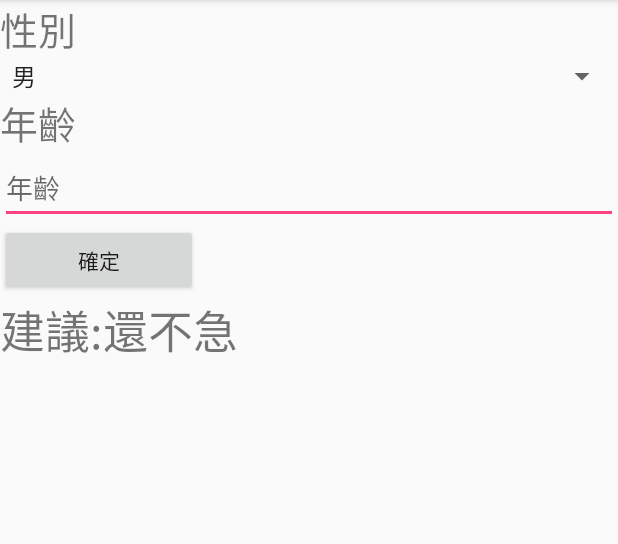
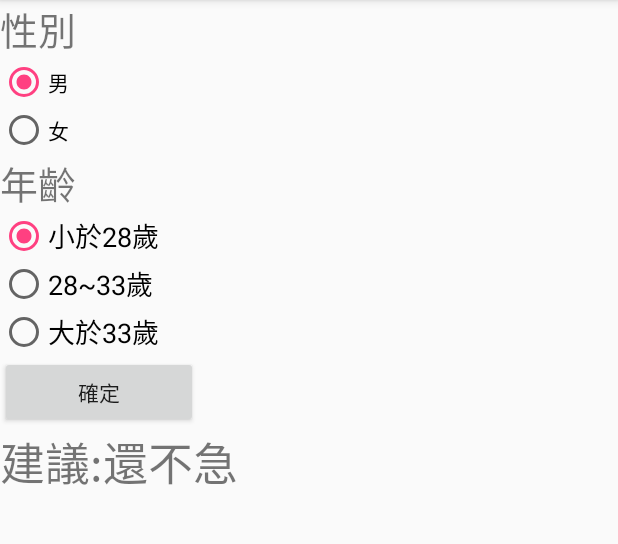
Before and after one commit to grape31417/Learning-Android, an Android app: the screen it shows after launch (MainActivity), after a tap on "確定", on a phone screen of 412 x 824 dp, the part 84-628 px from its top. Run offline under Robolectric (Android 15) with nearby library versions, the phone set to English and light mode, and no system bars.

Commit message:
fistapp 婚姻建議  :radiobutton

```diff
--- a/myfirstapp/app/src/main/java/com/example/bluedream/myfirstapp/MainActivity.java
+++ b/myfirstapp/app/src/main/java/com/example/bluedream/myfirstapp/MainActivity.java
@@ -1,5 +1,6 @@
 package com.example.bluedream.myfirstapp;
 
+import android.support.annotation.IdRes;
 import android.support.v7.app.AppCompatActivity;
 import android.os.Bundle;
 import android.util.Log;
@@ -7,6 +8,8 @@ import android.view.View;
 import android.widget.AdapterView;
 import android.widget.Button;
 import android.widget.EditText;
+import android.widget.RadioButton;
+import android.widget.RadioGroup;
 import android.widget.Spinner;
 import android.widget.TextView;
 
@@ -14,8 +17,9 @@ public class MainActivity extends AppCompatActivity {
     EditText mEdtSex,mEdtAge;
     TextView mTxtR;
     Button mBtnok;
-    private Spinner mSpnSex;
-    private String msSex;
+    private RadioGroup mRadGrpSex,mRadGrpAge;
+    private RadioButton mRadBtnAgeRange1,mRadBtnAgeRange2,mRadBtnAgeRange3;
+
 
 
     @Override
@@ -23,12 +27,16 @@ public class MainActivity extends AppCompatActivity {
         super.onCreate(savedInstanceState);
         setContentView(R.layout.activity_main);
 
-        mEdtAge=(EditText)findViewById(R.id.edtAge);
-        //mEdtSex=(EditText)findViewById(R.id.edtAge);
+
         mBtnok=(Button)findViewById(R.id.btnOK);
         mTxtR=(TextView)findViewById(R.id.txtR);
-        mSpnSex=(Spinner)findViewById(R.id.spnSex);
-        mSpnSex.setOnItemSelectedListener(spnSexonItemSelectedListener);
+        mRadGrpAge=(RadioGroup)findViewById(R.id.radGrpAge) ;
+        mRadGrpSex=(RadioGroup)findViewById(R.id.radGrpSex) ;
+        mRadBtnAgeRange1=(RadioButton) findViewById(R.id.radBtnAgeRange1);
+        mRadBtnAgeRange2=(RadioButton) findViewById(R.id.radBtnAgeRange2);
+        mRadBtnAgeRange3=(RadioButton) findViewById(R.id.radBtnAgeRange3);
+        mRadGrpSex.setOnCheckedChangeListener(radGrpSexOnCheckChange);
+
 
         mBtnok.setOnClickListener(btnOKOnClick);
 
@@ -38,56 +46,43 @@ public class MainActivity extends AppCompatActivity {
    private  View.OnClickListener btnOKOnClick=new View.OnClickListener() {
        @Override
        public void onClick(View v) {
-           //String strSex=mEdtSex.getText().toString();
-           int iAge=Integer.parseInt(mEdtAge.getText().toString());
            String  strSug =getString(R.string.suggestion);
-           if (msSex.equals(getString(R.string.sex_male))) {
-               if (iAge < 28) {
-                   strSug += getString(R.string.sug_not_hurry);
-                   Log.d("Marrisug", "man,don't hurry");
-               } else if (iAge > 33) {
-                   strSug += getString(R.string.sug_get_married);
-                   Log.d("Marrisug", "man, hurry to get married!");
-               } else {
-                   strSug += getString(R.string.sug_find_couple);
-                   Log.d("Marrisug", "man,start to find girl friend");
-               }
+           switch (mRadGrpAge.getCheckedRadioButtonId())
+           {
+               case R.id.radBtnAgeRange1:
+                   strSug+=getString(R.string.sug_not_hurry);
+                   break;
+               case R.id.radBtnAgeRange2:
+                   strSug+=getString(R.string.sug_find_couple);
+                   break;
+               case R.id.radBtnAgeRange3:
+                   strSug+=getString(R.string.sug_get_married);
+                   break;
+
            }
-           else{
-               if (iAge < 28)
-               {
-                   strSug += getString(R.string.sug_not_hurry);
-                   Log.d("Marrisug", "woman,don't hurry");
-               }
-               else if (iAge > 33)
-               {
-                   strSug += getString(R.string.sug_get_married);
-                   Log.d("Marrisug", "woman, hurry to get married!");
-               }
-               else
-               {
-                   strSug += getString(R.string.sug_find_couple);
-                   Log.d("Marrisug", "woman,start to find boy friend");
-               }
-           }
-
-           mTxtR.setText(strSug);
+        mTxtR.setText(strSug);
 
        }
    };
 
-    private AdapterView.OnItemSelectedListener spnSexonItemSelectedListener = new AdapterView.OnItemSelectedListener() {
+private RadioGroup.OnCheckedChangeListener radGrpSexOnCheckChange =new RadioGroup.OnCheckedChangeListener() {
+    @Override
+    public void onCheckedChanged(RadioGroup group, @IdRes int checkedId) {
+        if (checkedId==R.id.radBtnMale)
+        {
+            mRadBtnAgeRange1.setText(getString(R.string.male_age_range1));
+            mRadBtnAgeRange2.setText(getString(R.string.male_age_range2));
+            mRadBtnAgeRange3.setText(getString(R.string.male_age_range3));
+        }
+        else
+        {
+            mRadBtnAgeRange1.setText(getString(R.string.female_age_range1));
+            mRadBtnAgeRange2.setText(getString(R.string.female_age_range2));
+            mRadBtnAgeRange3.setText(getString(R.string.female_age_range3));
 
-       @Override
-       public void onItemSelected(AdapterView<?> parent, View view, int position, long id) {
+        }
 
-           msSex =parent.getSelectedItem().toString();
-       }
-
-       @Override
-       public void onNothingSelected(AdapterView<?> parent) {
-
-       }
-   };
+    }
+};
 
 }
--- a/myfirstapp/app/src/main/res/layout/activity_main.xml
+++ b/myfirstapp/app/src/main/res/layout/activity_main.xml
@@ -15,13 +15,26 @@
         android:text="性別"
         android:textSize="25sp" />
 
-    <Spinner
-        android:id="@+id/spnSex"
-        android:layout_width="match_parent"
+    <RadioGroup
+        android:id="@+id/radGrpSex"
+        android:layout_width="wrap_content"
         android:layout_height="wrap_content"
-        android:entries="@array/sex_list"
-        android:spinnerMode="dialog"
-        tools:prompt="@string/spn_sex_list_prompt" />
+        android:checkedButton="@+id/radBtnMale"
+        android:orientation="vertical">
+
+
+        <RadioButton
+            android:id="@+id/radBtnMale"
+            android:layout_width="wrap_content"
+            android:layout_height="wrap_content"
+            android:text="@string/sex_male" />
+
+        <RadioButton
+            android:id="@+id/radBtnFemale"
+            android:layout_width="match_parent"
+            android:layout_height="wrap_content"
+            android:text="@string/sex_female" />
+    </RadioGroup>
 
     <TextView
         android:id="@+id/textView3"
@@ -30,13 +43,35 @@
         android:text="@string/age"
         android:textSize="25sp"/>
 
-    <EditText
-        android:id="@+id/edtAge"
-        android:layout_width="match_parent"
+    <RadioGroup
+        android:id="@+id/radGrpAge"
+        android:layout_width="wrap_content"
         android:layout_height="wrap_content"
-        android:ems="10"
-        android:hint="@string/edtAge"
-        android:inputType="textPersonName" />
+        android:checkedButton="@+id/radBtnAgeRange1"
+        android:orientation="vertical">
+
+        <RadioButton
+            android:id="@+id/radBtnAgeRange1"
+            android:layout_width="wrap_content"
+            android:layout_height="wrap_content"
+            android:text="@string/male_age_range1"
+            android:textSize="18sp" />
+
+        <RadioButton
+            android:id="@+id/radBtnAgeRange2"
+            android:layout_width="wrap_content"
+            android:layout_height="wrap_content"
+            android:text="@string/male_age_range2"
+            android:textSize="18sp" />
+
+        <RadioButton
+            android:id="@+id/radBtnAgeRange3"
+            android:layout_width="wrap_content"
+            android:layout_height="wrap_content"
+            android:text="@string/male_age_range3"
+            android:textSize="18sp" />
+
+    </RadioGroup>
 
     <Button
         android:id="@+id/btnOK"
@@ -51,6 +86,5 @@
         android:layout_height="wrap_content"
         android:text="@string/txtR"
         android:textSize="30sp" />
-    mEdtS
 
 </LinearLayout>
--- a/myfirstapp/app/src/main/res/values/strings.xml
+++ b/myfirstapp/app/src/main/res/values/strings.xml
@@ -11,9 +11,16 @@
     <string name="sug_get_married">快找對象</string>
     <string name="sug_find_couple">開始找對象</string>
     <string name="sex_male">男</string>
-    <string-array name="sex_list">
+    <string name="sex_female">女</string>
+    <string-array name="sex_list1">
         <item>男</item>
         <item>女</item>
     </string-array>
     <string name="spn_sex_list_prompt">請選擇性別</string>
+    <string name="male_age_range1">小於28歲</string>
+    <string name="male_age_range2">28~33歲</string>
+    <string name="male_age_range3">大於33歲</string>
+    <string name="female_age_range1">小於25歲</string>
+    <string name="female_age_range2">=25~30歲</string>
+    <string name="female_age_range3">大於30歲</string>
 </resources>
```
